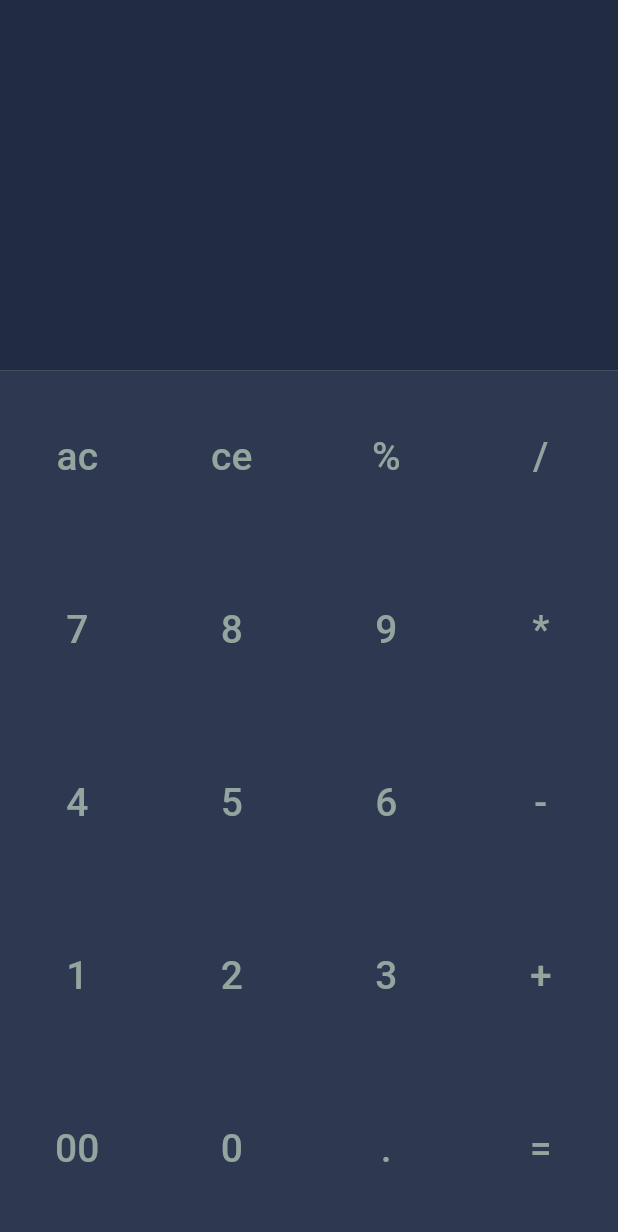
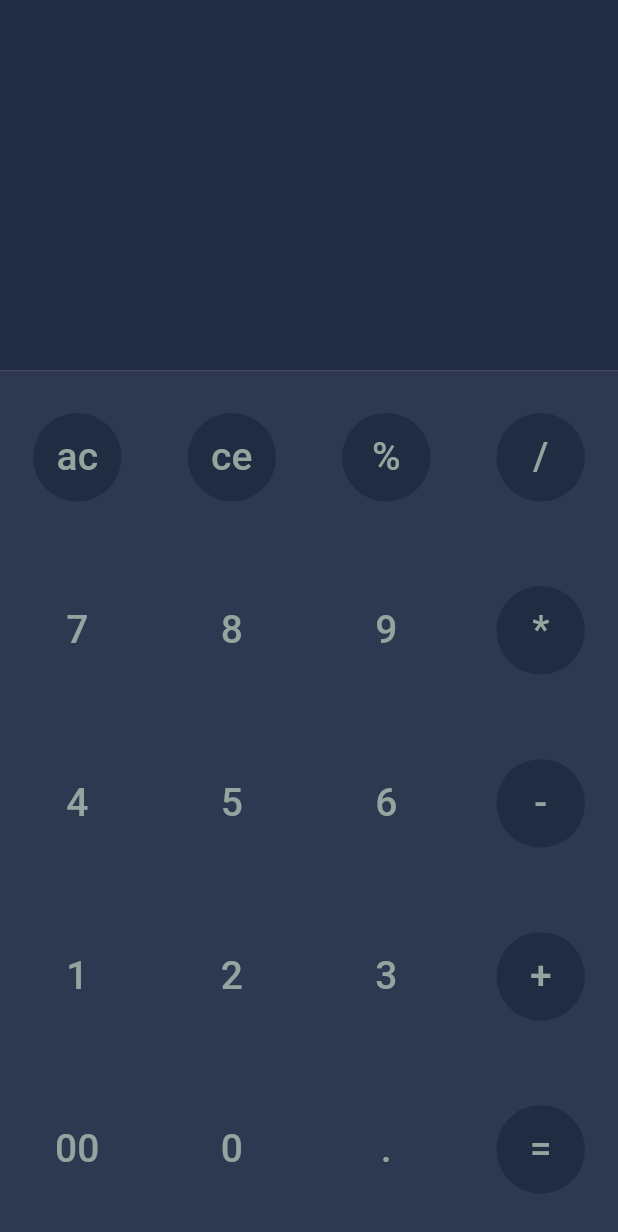
Before and after one commit to Sobhan-Ziyaei/flutter_calcaulator, a Flutter app: the screen it shows after launch, on a phone screen of 412 x 824 dp. Shown: the top 1232 px of the screen. Run offline on Flutter 3.47's test engine with Material 3 defaults, Android fonts, the phone set to English and light mode, and no system bars.

Commit message:
create method to change operator background

```diff
--- a/lib/ui/screens/home_screen.dart
+++ b/lib/ui/screens/home_screen.dart
@@ -48,40 +48,64 @@ class _HomeScreenState extends State<HomeScreen> {
       mainAxisAlignment: MainAxisAlignment.spaceAround,
       children: [
         TextButton(
+          style: TextButton.styleFrom(
+              shape: const CircleBorder(
+                side: BorderSide(width: 0, color: Colors.transparent),
+              ),
+              backgroundColor: getBackgroundColor(text1)),
           onPressed: () {},
           child: Padding(
             padding: const EdgeInsets.all(3.0),
             child: Text(
+              textAlign: TextAlign.center,
               text1,
               style: const TextStyle(fontSize: 26, color: greyColor),
             ),
           ),
         ),
         TextButton(
+          style: TextButton.styleFrom(
+              shape: const CircleBorder(
+                side: BorderSide(width: 0, color: Colors.transparent),
+              ),
+              backgroundColor: getBackgroundColor(text2)),
           onPressed: () {},
           child: Padding(
             padding: const EdgeInsets.all(3.0),
             child: Text(
+              textAlign: TextAlign.center,
               text2,
               style: const TextStyle(fontSize: 26, color: greyColor),
             ),
           ),
         ),
         TextButton(
+          style: TextButton.styleFrom(
+              shape: const CircleBorder(
+                side: BorderSide(width: 0, color: Colors.transparent),
+              ),
+              backgroundColor: getBackgroundColor(text3)),
           onPressed: () {},
           child: Padding(
             padding: const EdgeInsets.all(3.0),
             child: Text(
+              textAlign: TextAlign.center,
               text3,
               style: const TextStyle(fontSize: 26, color: greyColor),
             ),
           ),
         ),
         TextButton(
+          style: TextButton.styleFrom(
+              shape: const CircleBorder(
+                side: BorderSide(width: 0, color: Colors.transparent),
+              ),
+              backgroundColor: getBackgroundColor(text4)),
           onPressed: () {},
           child: Padding(
             padding: const EdgeInsets.all(3.0),
             child: Text(
+              textAlign: TextAlign.center,
               text4,
               style: const TextStyle(fontSize: 26, color: greyColor),
             ),
@@ -90,4 +114,22 @@ class _HomeScreenState extends State<HomeScreen> {
       ],
     );
   }
+
+  bool isOperator(String text) {
+    var list = ['ac', 'ce', '%', '/', '*', '-', '+', '='];
+
+    for (var item in list) {
+      if (item == text) {
+        return true;
+      }
+    }
+    return false;
+  }
+
+  Color getBackgroundColor(String text) {
+    if (isOperator(text)) {
+      return greyDarkBg;
+    }
+    return greyBg;
+  }
 }
```
